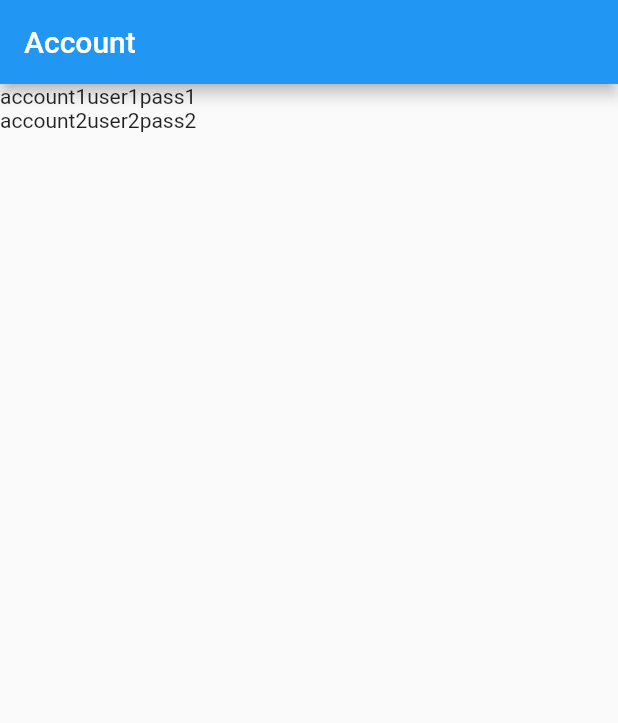
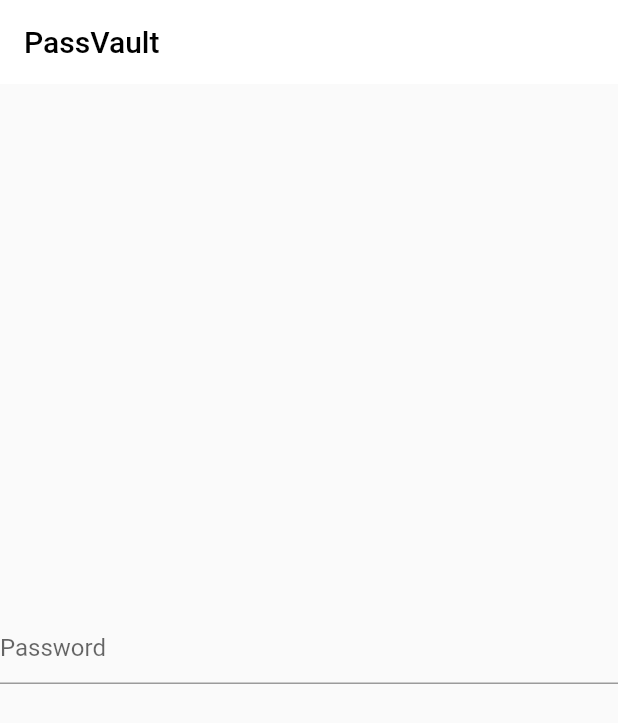
Before and after one commit to peetacho/PassVault-App, a Flutter app: the screen it shows after launch, on a phone screen of 412 x 824 dp. Shown: the top 723 px of the screen. Run offline on Flutter 3.47's test engine with Material 2 defaults, Android fonts, the phone set to English and light mode, and no system bars.

Commit message:
854pm july1 password, bottom navbar

```diff
--- a/lib/main.dart
+++ b/lib/main.dart
@@ -1,4 +1,52 @@
 import 'package:flutter/material.dart';
 import 'screens/app.dart';
 
-void main() => runApp(App());
+// void main() => runApp(App());
+
+void main() {
+  runApp(new MaterialApp(
+    home: new MyTextInput(),
+  ));
+}
+
+class MyTextInput extends StatefulWidget {
+  @override
+  MyTextInputState createState() => MyTextInputState();
+}
+
+class MyTextInputState extends State<MyTextInput> {
+  String passVaultPass = "";
+
+  @override
+  Widget build(BuildContext context) {
+    return new Scaffold(
+      appBar: new AppBar(
+          title: new Text(
+            "PassVault",
+            style: TextStyle(color: Colors.black),
+          ),
+          elevation: 0.0,
+          backgroundColor: Colors.white),
+      body: new Container(
+        child: new Center(
+            child: new Column(
+          mainAxisAlignment: MainAxisAlignment.center,
+          children: <Widget>[
+            new TextField(
+              decoration: new InputDecoration(hintText: "Password"),
+              onSubmitted: (String str) {
+                setState(() {
+                  passVaultPass = str;
+                  if (passVaultPass == "pass") {
+                    runApp(App());
+                  }
+                });
+              },
+            ),
+            new Text(passVaultPass)
+          ],
+        )),
+      ),
+    );
+  }
+}
--- a/lib/screens/entry/entry_entry.dart
+++ b/lib/screens/entry/entry_entry.dart
@@ -4,16 +4,23 @@ import 'text_section.dart';
 class Entry extends StatelessWidget {
   @override
   Widget build(BuildContext context) {
-    return Scaffold(
-      appBar: AppBar(
-        title: Text('Account'),
-      ),
+    return new Scaffold(
+      appBar: new AppBar(
+          // leading: IconButton(
+          //   icon: Icon(Icons.arrow_back, color: Colors.black),
+          //   onPressed: () => Navigator.of(context).pop(),
+          // ),
+          title: new Text(
+            "PassVault",
+            style: TextStyle(color: Colors.black),
+          ),
+          elevation: 0.0,
+          backgroundColor: Colors.white),
       body: Column(
           mainAxisAlignment: MainAxisAlignment.start,
           crossAxisAlignment: CrossAxisAlignment.stretch,
           children: [
             TextSection('account1', 'user1', 'pass1'),
-            TextSection('account2', 'user2', 'pass2'),
           ]),
     );
   }
```
Also changed, not shown: lib/screens/app.dart (+38 -1 lines).
